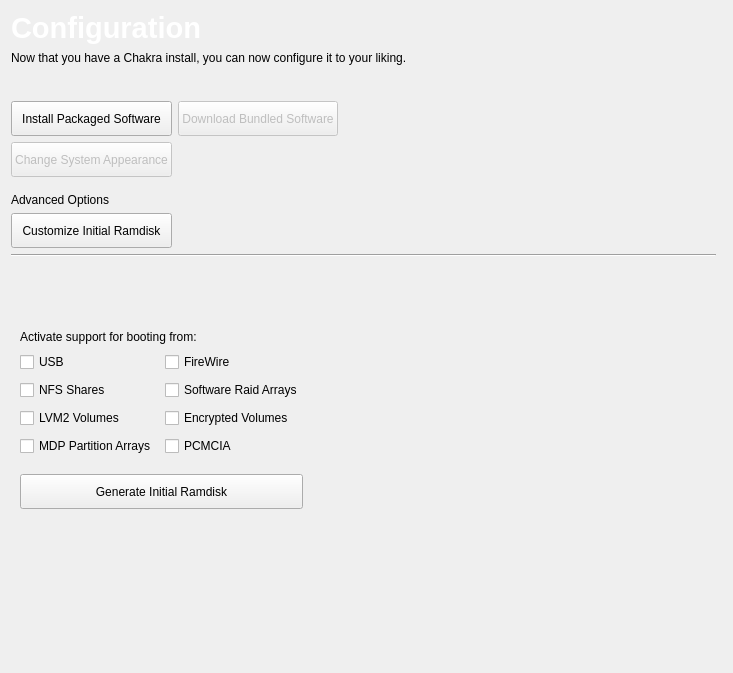
Above: ui/pages/config.ui from Inkane/Tribe before the change. Below: the same form after it.
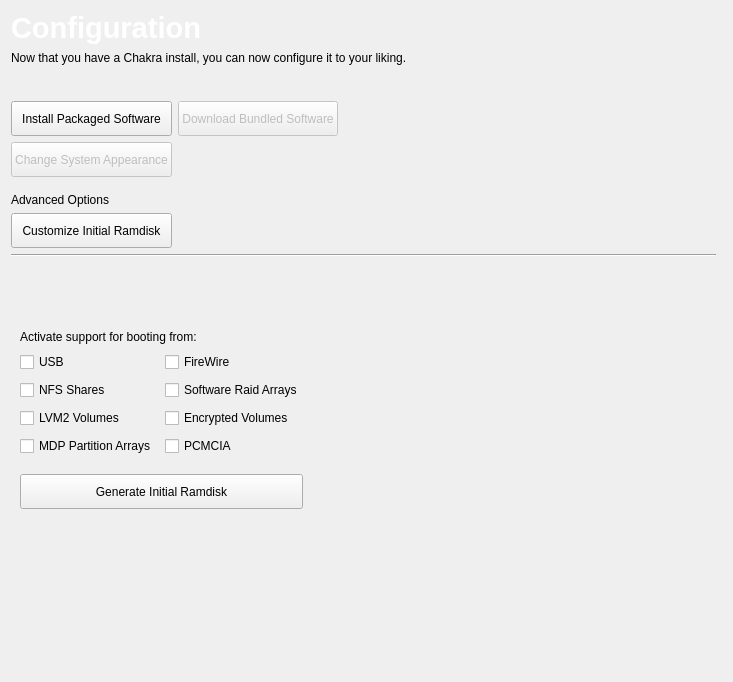
That is the form after the change. The open tabs and pages were chosen to show the change. Custom widgets are drawn as their Qt base class.

Commit message: wait for initrd generation with a progressbar;

```diff
--- a/ui/pages/config.ui
+++ b/ui/pages/config.ui
@@ -6,8 +6,8 @@
    <rect>
     <x>0</x>
     <y>0</y>
-    <width>678</width>
-    <height>673</height>
+    <width>723</width>
+    <height>682</height>
    </rect>
   </property>
   <property name="windowTitle">
@@ -314,7 +314,7 @@
            </property>
           </widget>
          </item>
-         <item row="13" column="1">
+         <item row="14" column="1">
           <spacer name="verticalSpacer_5">
            <property name="orientation">
             <enum>Qt::Vertical</enum>
```
Left out of the diff: 9 changed lines with no effect on the pictures. The commit also changes 2 other files.
